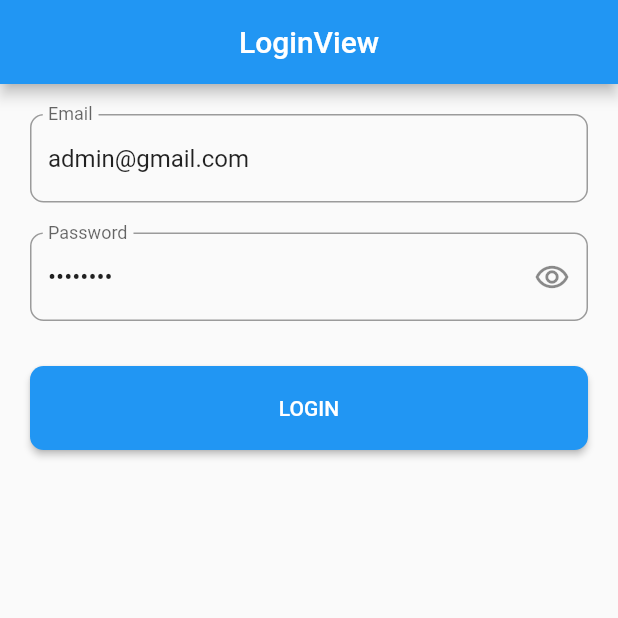
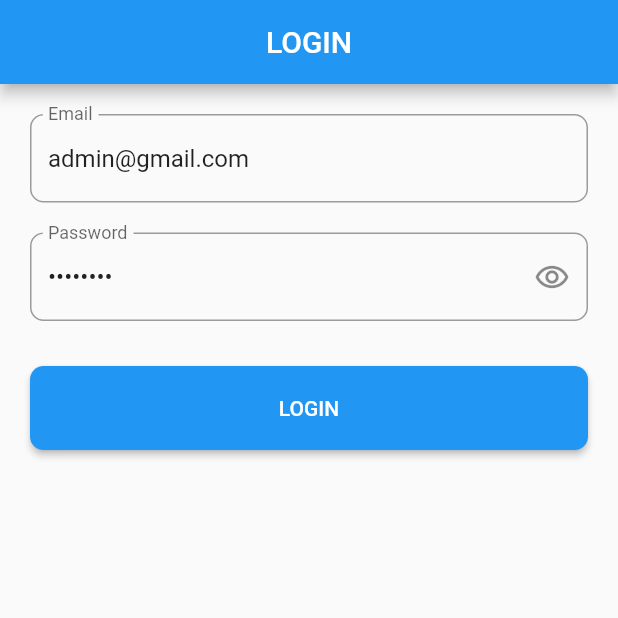
Before and after one commit to HernanFebri/qrcode_app, a Flutter app: the screen it shows after launch, on a phone screen of 412 x 824 dp, the top half of it. Run offline on Flutter 3.47's test engine with Material 3 defaults, Android fonts, the phone set to English and light mode, and no system bars; our stand-ins replace cloud_firestore, firebase_auth, firebase_core, get, pdf, qr_flutter; missing offline and left inert: open_file_plus; accounts and stored records are empty.

```diff
--- a/lib/app/modules/add_product/controllers/add_product_controller.dart
+++ b/lib/app/modules/add_product/controllers/add_product_controller.dart
@@ -18,8 +18,6 @@ class AddProductController extends GetxController {
         "message": "Berhasil menambah product.",
       };
     } catch (e) {
-      // Eror General
-      print(e);
       return {
         "error": true,
         "message": "Tidak dapat menambah product.",
--- a/lib/app/modules/home/controllers/home_controller.dart
+++ b/lib/app/modules/home/controllers/home_controller.dart
@@ -122,8 +122,9 @@ class HomeController extends GetxController {
                       child: pw.Text(
                         "No",
                         textAlign: pw.TextAlign.center,
-                        style: const pw.TextStyle(
+                        style: pw.TextStyle(
                           fontSize: 10,
+                          fontWeight: pw.FontWeight.bold,
                         ),
                       ),
                     ),
--- a/lib/app/modules/login/views/login_view.dart
+++ b/lib/app/modules/login/views/login_view.dart
@@ -17,9 +17,22 @@ class LoginView extends GetView<LoginController> {
 
   @override
   Widget build(BuildContext context) {
+    if (Get.arguments != null) {
+      String message = Get.arguments["message"] ?? "";
+      String type = Get.arguments["type"] ?? "info";
+
+      if (type == "success") {
+        WidgetsBinding.instance.addPostFrameCallback((_) {
+          Get.snackbar(
+            "Success",
+            message,
+          );
+        });
+      }
+    }
     return Scaffold(
       appBar: AppBar(
-        title: const Text('LoginView'),
+        title: const Text('LOGIN'),
         centerTitle: true,
       ),
       body: ListView(
@@ -76,7 +89,11 @@ class LoginView extends GetView<LoginController> {
                   if (hasil["error"] == true) {
                     Get.snackbar("Error", hasil["message"]);
                   } else {
-                    Get.offAllNamed(Routes.home);
+                    // Pass a success message when navigating to the home page
+                    Get.offAllNamed(Routes.home, arguments: {
+                      "message": "Login Successful",
+                      "type": "success",
+                    });
                   }
                 } else {
                   Get.snackbar("Error", "Email dan password wajib diisi.");
--- a/lib/main.dart
+++ b/lib/main.dart
@@ -32,9 +32,11 @@ class MyApp extends StatelessWidget {
     return StreamBuilder(
         stream: auth.authStateChanges(),
         builder: (context, snapAuth) {
-          if (snapAuth.connectionState == ConnectionState.waiting)
+          if (snapAuth.connectionState == ConnectionState.waiting) {
             return const LoadingScreen();
+          }
           return GetMaterialApp(
+            debugShowCheckedModeBanner: false,
             theme: ThemeData(useMaterial3: false),
             title: "QR Code",
             initialRoute: snapAuth.hasData ? Routes.home : Routes.login,
```
Also changed, not shown: lib/app/modules/detail_product/views/detail_product_view.dart (+8 -4 lines), lib/app/modules/home/views/home_view.dart (+44 -11 lines), 1 other file.
